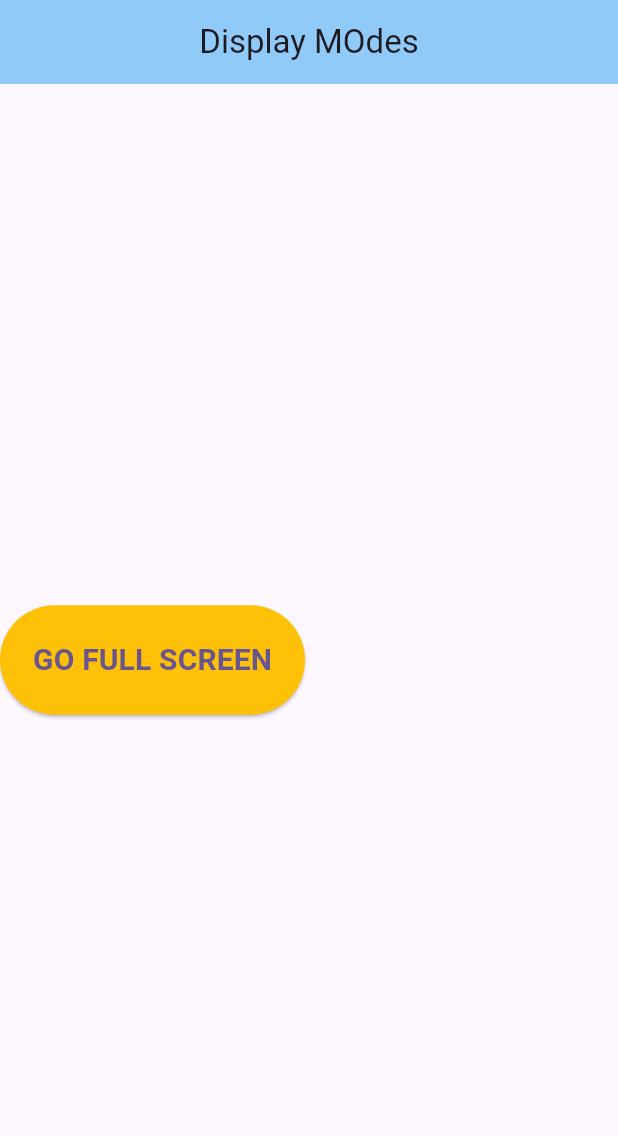
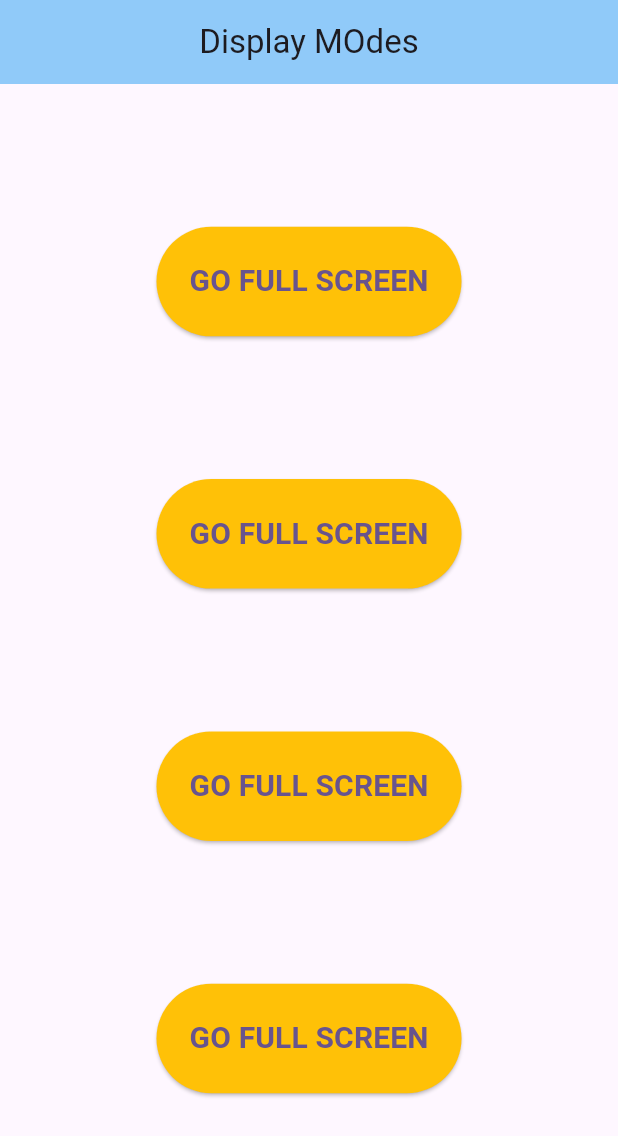
Before and after one commit to sohasara/Flutter-Full-Screen, a Flutter app: the screen it shows after launch, on a phone screen of 412 x 824 dp. Shown: the top 1136 px of the screen. Run offline on Flutter 3.47's test engine with Material 3 defaults, Android fonts, the phone set to English and light mode, and no system bars.

Commit message:
add more buttons

```diff
--- a/lib/home.dart
+++ b/lib/home.dart
@@ -11,9 +11,9 @@ class HomePage extends StatelessWidget {
         centerTitle: true,
         title: const Text('Display MOdes'),
       ),
-      body: Column(
+      body: Center(
+        child: Column(
           mainAxisAlignment: MainAxisAlignment.spaceEvenly,
-        crossAxisAlignment: CrossAxisAlignment.center,
           children: [
             ElevatedButton(
               style: ElevatedButton.styleFrom(
@@ -28,8 +28,51 @@ class HomePage extends StatelessWidget {
                   fontWeight: FontWeight.bold,
                 ),
               ),
-          )
+            ),
+            ElevatedButton(
+              style: ElevatedButton.styleFrom(
+                backgroundColor: Colors.amber,
+                padding: const EdgeInsets.all(22),
+              ),
+              onPressed: () {},
+              child: const Text(
+                'GO FULL SCREEN',
+                style: TextStyle(
+                  fontSize: 20,
+                  fontWeight: FontWeight.bold,
+                ),
+              ),
+            ),
+            ElevatedButton(
+              style: ElevatedButton.styleFrom(
+                backgroundColor: Colors.amber,
+                padding: const EdgeInsets.all(22),
+              ),
+              onPressed: () {},
+              child: const Text(
+                'GO FULL SCREEN',
+                style: TextStyle(
+                  fontSize: 20,
+                  fontWeight: FontWeight.bold,
+                ),
+              ),
+            ),
+            ElevatedButton(
+              style: ElevatedButton.styleFrom(
+                backgroundColor: Colors.amber,
+                padding: const EdgeInsets.all(22),
+              ),
+              onPressed: () {},
+              child: const Text(
+                'GO FULL SCREEN',
+                style: TextStyle(
+                  fontSize: 20,
+                  fontWeight: FontWeight.bold,
+                ),
+              ),
+            ),
           ],
+        ),
       ),
     );
   }
```
Lines whose indentation alone changed are shown as unchanged.
